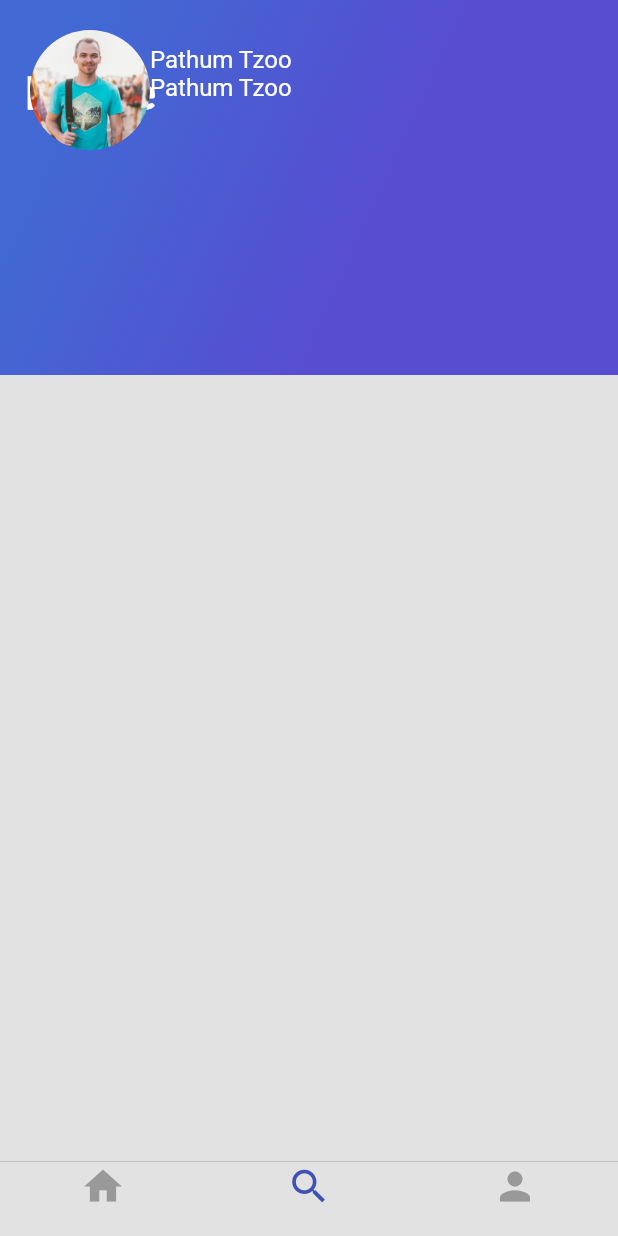
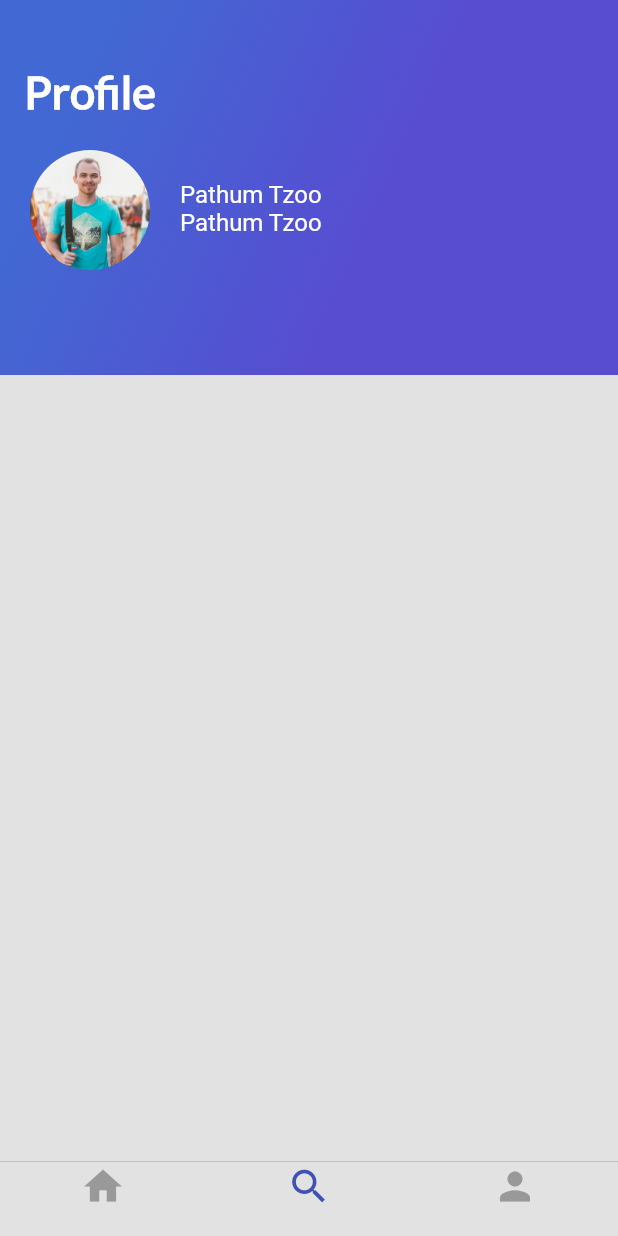
Before and after one commit to makinox/flutter-trips, a Flutter app: the screen it shows after launch, item 2 of the bottom bar chosen, on a phone screen of 412 x 824 dp. Run offline on Flutter 3.47's test engine with Material 2 defaults, Android fonts, the phone set to English and light mode, and no system bars.

Commit message:
[IMPROVEMENT] Titles aligned

```diff
--- a/lib/profile_card.dart
+++ b/lib/profile_card.dart
@@ -21,7 +21,7 @@ class ProfileCard extends StatelessWidget {
   final photo = Container(
     width: 80.0,
     height: 80.0,
-    margin: EdgeInsets.only(top: 20.0, left: 20.0,),
+    margin: EdgeInsets.only(top: 100.0, left: 20.0, right: 20),
     decoration: BoxDecoration(
       shape: BoxShape.circle,
       image: DecorationImage(fit: BoxFit.cover, image: AssetImage(pathImage))),
@@ -30,7 +30,11 @@ class ProfileCard extends StatelessWidget {
     return Row(
       children: <Widget>[
         photo,
-        Container(height: 40, child: Column(children: <Widget>[textName, textEmail],),)
+        Container(height: 140, child: Container(
+          child: Column(children: <Widget>[textName, textEmail],),
+          height: 40,
+          margin: EdgeInsets.only(top: 100),
+        ),)
       ],
     );
   }
```
